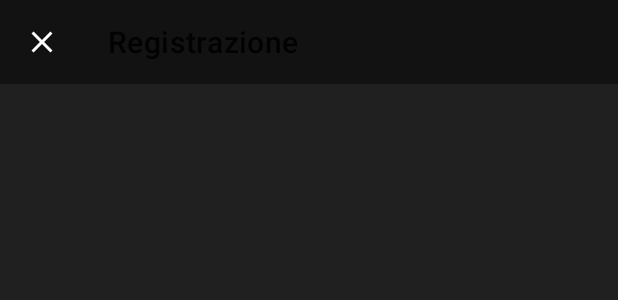
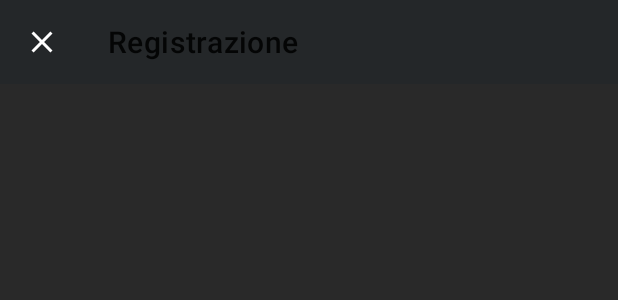
Before and after one commit to gmaglio95/SportsManage, an Android app: the layout sign_in_with_mail_dialog.xml on its own in the app's theme, with its tools: preview values and no code run, on a phone screen of 412 x 824 dp. Shown: the top 300 px of the screen. Run offline under Robolectric (Android 15) with nearby library versions, the phone set to English and light mode, and no system bars.

Commit message:
Fix ed implementazioni full dialog con bottomdialogfragment

```diff
--- a/app/src/main/res/layout/sign_in_with_mail_dialog.xml
+++ b/app/src/main/res/layout/sign_in_with_mail_dialog.xml
@@ -1,17 +1,29 @@
 <?xml version="1.0" encoding="utf-8"?>
-
-
+<LinearLayout xmlns:android="http://schemas.android.com/apk/res/android"
+    xmlns:app="http://schemas.android.com/apk/res-auto"
+    xmlns:tools="http://schemas.android.com/tools"
+    android:id="@+id/bottomSheet"
+    android:layout_width="match_parent"
+    android:layout_height="match_parent"
+    android:elevation="4dp"
+    android:orientation="vertical"
+    tools:ignore="UnusedAttribute">
+<LinearLayout
+    android:layout_width="match_parent"
+    android:layout_height="match_parent"
+    android:elevation="4dp"
+    android:orientation="vertical"
+    android:id="@+id/rootDialog">
 <android.support.design.widget.CoordinatorLayout
-    xmlns:android="http://schemas.android.com/apk/res/android" android:layout_width="match_parent"
-    android:layout_height="match_parent"
-    xmlns:app="http://schemas.android.com/apk/res-auto"
     android:background="@drawable/dark_background"
     style="@style/NoActionBarAppTheme"
+    android:layout_width="match_parent"
+    android:layout_height="match_parent"
     >
-
     <android.support.design.widget.AppBarLayout
         android:layout_width="match_parent"
         android:layout_height="wrap_content"
+        android:id="@+id/appBarLayout"
         app:elevation="0dp">
 
         <android.support.v7.widget.Toolbar
@@ -20,18 +32,21 @@
             style="@style/AppTheme"
             app:title="@string/sign_in_title"
             app:navigationIcon="@drawable/ic_close_black_24dp"
-            android:layout_height="match_parent">
+            android:layout_height="match_parent"
+            android:elevation="@android:dimen/app_icon_size">
         </android.support.v7.widget.Toolbar>
 
 
     </android.support.design.widget.AppBarLayout>
 
+
+</android.support.design.widget.CoordinatorLayout>
     <FrameLayout
         android:layout_width="match_parent"
         android:layout_height="match_parent"
+        android:layout_below="@+id/appBarLayout"
+        android:id="@+id/frameLayout"
         >
-
-
     </FrameLayout>
-
-</android.support.design.widget.CoordinatorLayout>
+</LinearLayout>
+</LinearLayout>
--- a/app/src/main/res/values/colors.xml
+++ b/app/src/main/res/values/colors.xml
@@ -1,17 +1,10 @@
 <?xml version="1.0" encoding="utf-8"?>
 <resources>
-    <color name="colorPrimary">#121212</color>
-    <color name="colorPrimaryDark">#000000</color>
+    <color name="colorPrimary">#242729</color>
+    <color name="colorPrimaryDark">#1f2021</color>
     <!--  default color for text-->
     <color name="colorAccent">#FFFFFF</color>
-    <color name="backgroundColor">#202020</color>
-
-
-
-
-
-
-
+    <color name="backgroundColor">#292929</color>
     <color name="errorColorBackground">#CF6679</color>
     <color name="primaryColor">#BB86FC</color>
 
--- a/app/src/main/res/values/strings.xml
+++ b/app/src/main/res/values/strings.xml
@@ -7,6 +7,10 @@
     <string name="title_dashboard">Dashboard</string>
     <string name="title_notifications">Notifications</string>
     <string name="emailAndPasswordSignInLabel">Non hai ancora un account? Registrati</string>
-    <string name="facebook_app_id">1184484271724875</string> <string name="fb_login_protocol_scheme">fb1184484271724875</string>
+    <string name="facebook_app_id">1184484271724875</string>
+    <string name="fb_login_protocol_scheme">fb1184484271724875</string>
     <string name="sign_in_title">Registrazione</string>
+
+    <!-- TODO: Remove or change this placeholder text -->
+    <string name="hello_blank_fragment">Hello blank fragment</string>
 </resources>
```
Also changed, not shown: app/src/main/java/it/gmaglio/sportsmanage/dialog/SignInDialog.java (+40 -20 lines), app/src/main/java/it/gmaglio/sportsmanage/fragment/SignInFragment.java (added, +109 -0 lines), app/src/main/res/layout/fragment_sign_in.xml (added, +77 -0 lines).
